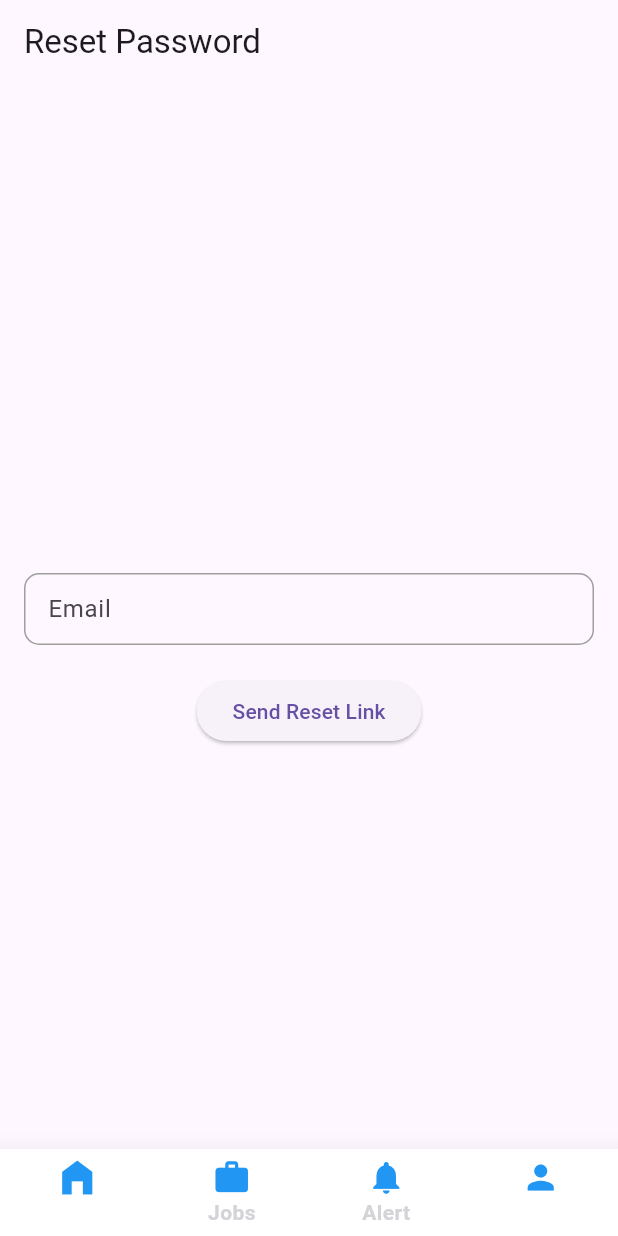
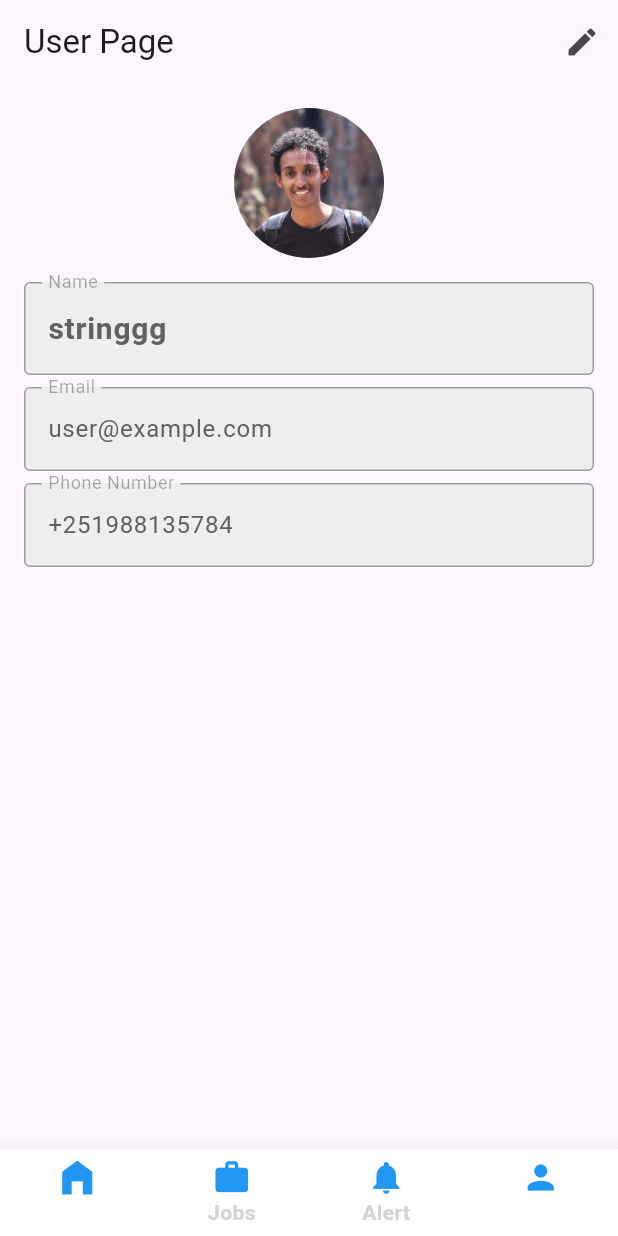
Before and after one commit to amanabiy/Maintenance_System, a Flutter app: the HomePage screen opened directly, swiped to page 4, on a phone screen of 412 x 824 dp. Run offline on Flutter 3.47's test engine with Material 3 defaults, Android fonts, the phone set to English and light mode, and no system bars; drawn by our look-alikes of stylish_bottom_bar; our stand-ins replace dio, flutter_secure_storage, image_picker, shared_preferences; accounts and stored records are empty; network calls fail.

Commit message:
(feat): add profile page with static data

```diff
--- /dev/null
+++ b/mobile/lib/models/UserModel.dart
@@ -0,0 +1,234 @@
+class User {
+    User({
+        required this.id,
+        required this.createdAt,
+        required this.updatedAt,
+        required this.email,
+        required this.fullName,
+        required this.phoneNumber,
+        required this.isVerified,
+        required this.lastPasswordUpdatedAt,
+        required this.role,
+        required this.department,
+    });
+
+    final int? id;
+    static const String idKey = "id";
+
+    final DateTime? createdAt;
+    static const String createdAtKey = "createdAt";
+
+    final DateTime? updatedAt;
+    static const String updatedAtKey = "updatedAt";
+
+    final String? email;
+    static const String emailKey = "email";
+
+    final String? fullName;
+    static const String fullNameKey = "fullName";
+
+    final String? phoneNumber;
+    static const String phoneNumberKey = "phoneNumber";
+
+    final bool? isVerified;
+    static const String isVerifiedKey = "isVerified";
+
+    final DateTime? lastPasswordUpdatedAt;
+    static const String lastPasswordUpdatedAtKey = "lastPasswordUpdatedAt";
+
+    final Role? role;
+    static const String roleKey = "role";
+
+    final dynamic department;
+    static const String departmentKey = "department";
+
+
+    User copyWith({
+        int? id,
+        DateTime? createdAt,
+        DateTime? updatedAt,
+        String? email,
+        String? fullName,
+        String? phoneNumber,
+        bool? isVerified,
+        DateTime? lastPasswordUpdatedAt,
+        Role? role,
+        dynamic? department,
+    }) {
+        return User(
+            id: id ?? this.id,
+            createdAt: createdAt ?? this.createdAt,
+            updatedAt: updatedAt ?? this.updatedAt,
+            email: email ?? this.email,
+            fullName: fullName ?? this.fullName,
+            phoneNumber: phoneNumber ?? this.phoneNumber,
+            isVerified: isVerified ?? this.isVerified,
+            lastPasswordUpdatedAt: lastPasswordUpdatedAt ?? this.lastPasswordUpdatedAt,
+            role: role ?? this.role,
+            department: department ?? this.department,
+        );
+    }
+
+    factory User.fromJson(Map<String, dynamic> json){
+        return User(
+            id: json["id"],
+            createdAt: DateTime.tryParse(json["createdAt"] ?? ""),
+            updatedAt: DateTime.tryParse(json["updatedAt"] ?? ""),
+            email: json["email"],
+            fullName: json["fullName"],
+            phoneNumber: json["phoneNumber"],
+            isVerified: json["isVerified"],
+            lastPasswordUpdatedAt: DateTime.tryParse(json["lastPasswordUpdatedAt"] ?? ""),
+            role: json["role"] == null ? null : Role.fromJson(json["role"]),
+            department: json["department"],
+        );
+    }
+
+    Map<String, dynamic> toJson() => {
+        "id": id,
+        "createdAt": createdAt?.toIso8601String(),
+        "updatedAt": updatedAt?.toIso8601String(),
+        "email": email,
+        "fullName": fullName,
+        "phoneNumber": phoneNumber,
+        "isVerified": isVerified,
+        "lastPasswordUpdatedAt": lastPasswordUpdatedAt?.toIso8601String(),
+        "role": role?.toJson(),
+        "department": department,
+    };
+
+    @override
+    String toString(){
+        return "$id, $createdAt, $updatedAt, $email, $fullName, $phoneNumber, $isVerified, $lastPasswordUpdatedAt, $role, $department, ";
+    }
+}
+
+class Role {
+    Role({
+        required this.id,
+        required this.createdAt,
+        required this.updatedAt,
+        required this.roleName,
+        required this.permissions,
+    });
+
+    final int? id;
+    static const String idKey = "id";
+
+    final DateTime? createdAt;
+    static const String createdAtKey = "createdAt";
+
+    final DateTime? updatedAt;
+    static const String updatedAtKey = "updatedAt";
+
+    final String? roleName;
+    static const String roleNameKey = "roleName";
+
+    final List<Permission> permissions;
+    static const String permissionsKey = "permissions";
+
+
+    Role copyWith({
+        int? id,
+        DateTime? createdAt,
+        DateTime? updatedAt,
+        String? roleName,
+        List<Permission>? permissions,
+    }) {
+        return Role(
+            id: id ?? this.id,
+            createdAt: createdAt ?? this.createdAt,
+            updatedAt: updatedAt ?? this.updatedAt,
+            roleName: roleName ?? this.roleName,
+            permissions: permissions ?? this.permissions,
+        );
+    }
+
+    factory Role.fromJson(Map<String, dynamic> json){
+        return Role(
+            id: json["id"],
+            createdAt: DateTime.tryParse(json["createdAt"] ?? ""),
+            updatedAt: DateTime.tryParse(json["updatedAt"] ?? ""),
+            roleName: json["roleName"],
+            permissions: json["permissions"] == null ? [] : List<Permission>.from(json["permissions"]!.map((x) => Permission.fromJson(x))),
+        );
+    }
+
+    Map<String, dynamic> toJson() => {
+        "id": id,
+        "createdAt": createdAt?.toIso8601String(),
+        "updatedAt": updatedAt?.toIso8601String(),
+        "roleName": roleName,
+        "permissions": permissions.map((x) => x?.toJson()).toList(),
+    };
+
+    @override
+    String toString(){
+        return "$id, $createdAt, $updatedAt, $roleName, $permissions, ";
+    }
+}
+
+class Permission {
+    Permission({
+        required this.id,
+        required this.createdAt,
+        required this.updatedAt,
+        required this.name,
+        required this.description,
+    });
+
+    final int? id;
+    static const String idKey = "id";
+
+    final DateTime? createdAt;
+    static const String createdAtKey = "createdAt";
+
+    final DateTime? updatedAt;
+    static const String updatedAtKey = "updatedAt";
+
+    final String? name;
+    static const String nameKey = "name";
+
+    final String? description;
+    static const String descriptionKey = "description";
+
+
+    Permission copyWith({
+        int? id,
+        DateTime? createdAt,
+        DateTime? updatedAt,
+        String? name,
+        String? description,
+    }) {
+        return Permission(
+            id: id ?? this.id,
+            createdAt: createdAt ?? this.createdAt,
+            updatedAt: updatedAt ?? this.updatedAt,
+            name: name ?? this.name,
+            description: description ?? this.description,
+        );
+    }
+
+    factory Permission.fromJson(Map<String, dynamic> json){
+        return Permission(
+            id: json["id"],
+            createdAt: DateTime.tryParse(json["createdAt"] ?? ""),
+            updatedAt: DateTime.tryParse(json["updatedAt"] ?? ""),
+            name: json["name"],
+            description: json["description"],
+        );
+    }
+
+    Map<String, dynamic> toJson() => {
+        "id": id,
+        "createdAt": createdAt?.toIso8601String(),
+        "updatedAt": updatedAt?.toIso8601String(),
+        "name": name,
+        "description": description,
+    };
+
+    @override
+    String toString(){
+        return "$id, $createdAt, $updatedAt, $name, $description, ";
+    }
+}
--- a/mobile/lib/screens/nav_bar.dart
+++ b/mobile/lib/screens/nav_bar.dart
@@ -3,6 +3,7 @@ import 'package:mobile/screens/add_request_page.dart';
 import 'package:mobile/screens/authentication/check_email.dart';
 import 'package:mobile/screens/authentication/login_page.dart';
 import 'package:mobile/screens/authentication/reset_password.dart';
+import 'package:mobile/screens/profile_page.dart';
 import 'package:mobile/screens/requests_list_page.dart';
 import 'package:stylish_bottom_bar/stylish_bottom_bar.dart';
 
@@ -23,7 +24,7 @@ class _HomePageState extends State<HomePage> {
     const RequestsPage(),
     const AddRequestPage(),
     const CheckEmailPage(description: 'Nothing here',),
-    const ResetPasswordPage(),
+    UserPage(),
   ];
 
   int selected = 0;
--- /dev/null
+++ b/mobile/lib/screens/profile_page.dart
@@ -0,0 +1,163 @@
+// lib/screens/user_page.dart
+import 'package:flutter/material.dart';
+import 'package:mobile/models/UserModel.dart';
+
+class UserPage extends StatefulWidget {
+  @override
+  _UserPageState createState() => _UserPageState();
+}
+
+class _UserPageState extends State<UserPage> {
+  late User user;
+  bool isEditMode = false;
+  late TextEditingController nameController;
+  late TextEditingController emailController;
+  late TextEditingController phoneController;
+
+  @override
+  void initState() {
+    super.initState();
+    // Initializing user with dummy data
+    user = User(
+      id: 4,
+      createdAt: DateTime.parse("2024-06-05T16:20:49.954Z"),
+      updatedAt: DateTime.parse("2024-06-06T04:59:18.000Z"),
+      email: "user@example.com",
+      fullName: "stringgg",
+      phoneNumber: "+251988135784",
+      isVerified: true,
+      lastPasswordUpdatedAt: DateTime.parse("2024-06-05T16:20:49.000Z"),
+      role: Role(
+        id: 31,
+        createdAt: DateTime.parse("2024-06-05T14:19:26.793Z"),
+        updatedAt: DateTime.parse("2024-06-05T14:19:26.793Z"),
+        roleName: "STUDENT", permissions: [],
+      ),
+      department: null,
+    );
+
+    // Initialize controllers
+    nameController = TextEditingController(text: user.fullName);
+    emailController = TextEditingController(text: user.email);
+    phoneController = TextEditingController(text: user.phoneNumber);
+  }
+
+  @override
+  void dispose() {
+    nameController.dispose();
+    emailController.dispose();
+    phoneController.dispose();
+    super.dispose();
+  }
+
+  void toggleEditMode() {
+    setState(() {
+      isEditMode = !isEditMode;
+    });
+  }
+
+  void saveChanges() {
+    setState(() {
+      user = User(
+        id: user.id,
+        createdAt: user.createdAt,
+        updatedAt: DateTime.now(),
+        email: emailController.text,
+        fullName: nameController.text,
+        phoneNumber: phoneController.text,
+        isVerified: user.isVerified,
+        lastPasswordUpdatedAt: user.lastPasswordUpdatedAt,
+        role: user.role,
+        department: user.department,
+      );
+      isEditMode = false;
+    });
+  }
+
+  void cancelChanges() {
+    setState(() {
+      nameController.text = user.fullName!;
+      emailController.text = user.email!;
+      phoneController.text = user.phoneNumber!;
+      isEditMode = false;
+    });
+  }
+
+  @override
+  Widget build(BuildContext context) {
+    return Scaffold(
+      appBar: AppBar(
+        title: Text('User Page'),
+        actions: [
+          IconButton(
+            icon: Icon(isEditMode ? Icons.check : Icons.edit),
+            onPressed: isEditMode ? saveChanges : toggleEditMode,
+          ),
+          if (isEditMode)
+            IconButton(
+              icon: Icon(Icons.close),
+              onPressed: cancelChanges,
+            ),
+        ],
+      ),
+      body: Padding(
+        padding: const EdgeInsets.all(16.0),
+        child: Column(
+          crossAxisAlignment: CrossAxisAlignment.center,
+          children: [
+            CircleAvatar(
+              radius: 50,
+              backgroundImage: AssetImage('assets/image/profile_placeholder.jpg'), // Make sure you have a dummy profile picture in your assets
+            ),
+            SizedBox(height: 16),
+            TextField(
+              controller: nameController,
+              enabled: isEditMode,
+              decoration: InputDecoration(
+                labelText: 'Name',
+                border: OutlineInputBorder(),
+                filled: !isEditMode,
+                fillColor: !isEditMode ? Colors.grey[200] : null,
+              ),
+              style: TextStyle(
+                fontSize: 20,
+                fontWeight: FontWeight.bold,
+                color: isEditMode ? Colors.black : Colors.grey[700],
+              ),
+            ),
+            SizedBox(height: 8),
+            TextField(
+              controller: emailController,
+              enabled: isEditMode,
+              decoration: InputDecoration(
+                labelText: 'Email',
+                border: OutlineInputBorder(),
+                filled: !isEditMode,
+                fillColor: !isEditMode ? Colors.grey[200] : null,
+              ),
+              style: TextStyle(
+                fontSize: 16,
+                color: isEditMode ? Colors.black : Colors.grey[700],
+              ),
+            ),
+            SizedBox(height: 8),
+            TextField(
+              controller: phoneController,
+              enabled: isEditMode,
+              decoration: InputDecoration(
+                labelText: 'Phone Number',
+                border: OutlineInputBorder(),
+                filled: !isEditMode,
+                fillColor: !isEditMode ? Colors.grey[200] : null,
+              ),
+              style: TextStyle(
+                fontSize: 16,
+                color: isEditMode ? Colors.black : Colors.grey[700],
+              ),
+            ),
+          ],
+        ),
+      ),
+    );
+  }
+}
--- a/mobile/pubspec.yaml
+++ b/mobile/pubspec.yaml
@@ -61,9 +61,8 @@ flutter:
   # the material Icons class.
   uses-material-design: true
   # To add assets to your application, add an assets section, like this:
-  # assets:
-  #   - images/a_dot_burr.jpeg
-  #   - images/a_dot_ham.jpeg
+  assets:
+    - assets/image/profile_placeholder.jpg
 
   # An image asset can refer to one or more resolution-specific "variants", see
   # https://flutter.dev/assets-and-images/#resolution-aware
```
Also changed, not shown: mobile/assets/image/profile_placeholder.jpg (added).
